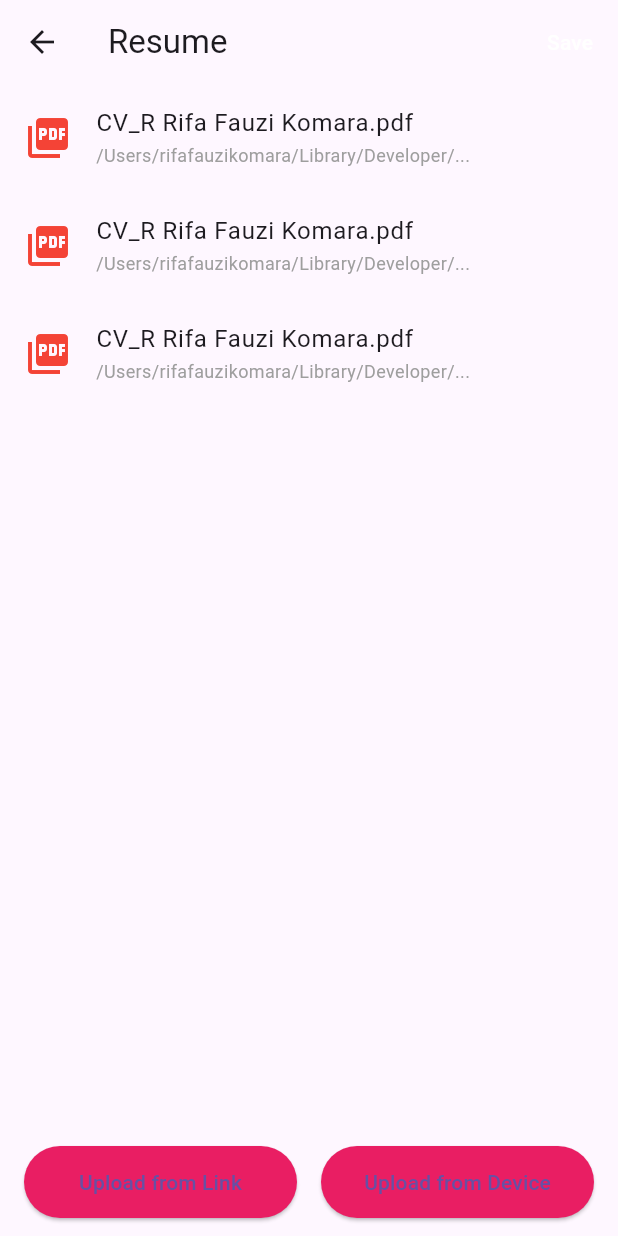
After one commit to kfiros94/android_course, a Flutter app: the DownloadsScreen screen opened by its route, after a tap on "Resume", on a phone screen of 412 x 824 dp. The commit adds this screen. Run offline on Flutter 3.47's test engine with Material 3 defaults, Android fonts, the phone set to English and light mode, and no system bars.

Commit message:
add dashbaord screen, profile screen and resume screen

```diff
--- a/lib/screens/downloads_screen.dart
+++ b/lib/screens/downloads_screen.dart
@@ -1,5 +1,10 @@
+// lib/downloads_screen.dart
+
 import 'dart:async';
 import 'package:flutter/material.dart';
+
+// 1) NEW: import our ResumeScreen
+import 'resume_screen.dart';
 
 /// מודל מצב הורדה
 enum DownloadStatus { idle, downloading, done }
@@ -7,7 +12,7 @@ enum DownloadStatus { idle, downloading, done }
 class DownloadItem {
   DownloadItem(this.title);
   final String title;
-  double progress = 0; // 0‑1
+  double progress = 0; // 0-1
   DownloadStatus status = DownloadStatus.idle;
 }
 
@@ -28,7 +33,8 @@ class _DownloadsScreenState extends State<DownloadsScreen> {
 
   /// מפעיל הורדה מדומה עם עדכון התקדמות
   void _startDownload(DownloadItem item) {
-    if (item.status == DownloadStatus.downloading || item.status == DownloadStatus.done) return;
+    if (item.status == DownloadStatus.downloading ||
+        item.status == DownloadStatus.done) return;
 
     setState(() {
       item.status = DownloadStatus.downloading;
@@ -54,6 +60,8 @@ class _DownloadsScreenState extends State<DownloadsScreen> {
   Widget build(BuildContext context) {
     return Scaffold(
       appBar: AppBar(title: const Text('Downloads')),
+
+      // 2) body stays exactly the same
       body: ListView.separated(
         padding: const EdgeInsets.symmetric(vertical: 12, horizontal: 16),
         itemCount: _items.length,
@@ -62,7 +70,8 @@ class _DownloadsScreenState extends State<DownloadsScreen> {
           final item = _items[index];
           return Card(
             elevation: 3,
-            shape: RoundedRectangleBorder(borderRadius: BorderRadius.circular(12)),
+            shape:
+                RoundedRectangleBorder(borderRadius: BorderRadius.circular(12)),
             child: Padding(
               padding: const EdgeInsets.all(12.0),
               child: Row(
@@ -83,25 +92,31 @@ class _DownloadsScreenState extends State<DownloadsScreen> {
                     child: Column(
                       crossAxisAlignment: CrossAxisAlignment.start,
                       children: [
-                        Text(item.title, style: const TextStyle(fontSize: 16, fontWeight: FontWeight.w600)),
+                        Text(item.title,
+                            style: const TextStyle(
+                                fontSize: 16, fontWeight: FontWeight.w600)),
                         const SizedBox(height: 6),
                         if (item.status == DownloadStatus.downloading)
                           LinearProgressIndicator(value: item.progress)
                         else if (item.status == DownloadStatus.done)
-                          const Text('Downloaded', style: TextStyle(color: Colors.green))
+                          const Text('Downloaded',
+                              style: TextStyle(color: Colors.green)),
                       ],
                     ),
                   ),
                   const SizedBox(width: 16),
                   // --- Action button
                   ElevatedButton(
-                    onPressed: item.status == DownloadStatus.idle ? () => _startDownload(item) : null,
+                    onPressed: item.status == DownloadStatus.idle
+                        ? () => _startDownload(item)
+                        : null,
                     style: ElevatedButton.styleFrom(
                       backgroundColor: (item.status == DownloadStatus.done)
                           ? Colors.green
                           : const Color(0xFF3F7DFB),
                       minimumSize: const Size(100, 40),
-                      shape: RoundedRectangleBorder(borderRadius: BorderRadius.circular(30)),
+                      shape: RoundedRectangleBorder(
+                          borderRadius: BorderRadius.circular(30)),
                     ),
                     child: Text(
                       item.status == DownloadStatus.done
@@ -117,6 +132,22 @@ class _DownloadsScreenState extends State<DownloadsScreen> {
           );
         },
       ),
+
+      // 3) ADD a FloatingActionButton that navigates to ResumeScreen:
+      floatingActionButton: FloatingActionButton.extended(
+        icon: const Icon(Icons.picture_as_pdf),
+        label: const Text('Resume'),
+        backgroundColor: Colors.pink,
+        onPressed: () {
+          Navigator.push(
+            context,
+            MaterialPageRoute(builder: (context) => const ResumeScreen()),
+          );
+        },
+      ),
+
+      // 4) (Optional) Change FAB location if you want it centered, etc.
+      floatingActionButtonLocation: FloatingActionButtonLocation.centerFloat,
     );
   }
 }
--- /dev/null
+++ b/lib/screens/resume_screen.dart
@@ -0,0 +1,105 @@
+// lib/resume_screen.dart
+import 'package:flutter/material.dart';
+
+class ResumeScreen extends StatelessWidget {
+  const ResumeScreen({super.key});
+
+  @override
+  Widget build(BuildContext context) {
+    return Scaffold(
+      // AppBar: Back arrow + “Save” (dummy)
+      appBar: AppBar(
+        title: const Text('Resume'),
+        leading: IconButton(
+          icon: const Icon(Icons.arrow_back),
+          onPressed: () => Navigator.pop(context),
+        ),
+        actions: [
+          TextButton(
+            onPressed: () {
+              // Dummy Save – replace with real logic if needed
+              // ScaffoldMessenger.of(context).showSnackBar(
+              //   const SnackBar(content: Text('Saved (dummy)')),
+              // );
+            },
+            child: const Text(
+              'Save',
+              style: TextStyle(color: Colors.white),
+            ),
+          ),
+        ],
+      ),
+
+      // Body: List of three “PDF” items + two pink buttons at the bottom
+      body: Column(
+        children: [
+          Expanded(
+            child: ListView.builder(
+              itemCount: 3, // three dummy rows
+              itemBuilder: (context, index) {
+                return ListTile(
+                  leading: const Icon(
+                    Icons.picture_as_pdf,
+                    color: Colors.red,
+                    size: 32,
+                  ),
+                  title: const Text(
+                    'CV_R Rifa Fauzi Komara.pdf',
+                    style: TextStyle(fontSize: 16),
+                  ),
+                  subtitle: const Text(
+                    '/Users/rifafauzikomara/Library/Developer/...',
+                    style: TextStyle(fontSize: 12, color: Colors.grey),
+                  ),
+                  onTap: () {
+                    // Dummy tap
+                    // ScaffoldMessenger.of(context).showSnackBar(
+                    //   SnackBar(content: Text('Tapped item #$index')),
+                    // );
+                  },
+                );
+              },
+            ),
+          ),
+          const SizedBox(height: 8),
+
+          // Bottom two pink buttons
+          Padding(
+            padding: const EdgeInsets.symmetric(horizontal: 16.0, vertical: 12.0),
+            child: Row(
+              children: [
+                Expanded(
+                  child: ElevatedButton(
+                    onPressed: () {
+                      // Dummy “Upload from Link”
+                    },
+                    style: ElevatedButton.styleFrom(
+                      backgroundColor: Colors.pink,
+                      shape: const StadiumBorder(),
+                      padding: const EdgeInsets.symmetric(vertical: 14),
+                    ),
+                    child: const Text('Upload from Link'),
+                  ),
+                ),
+                const SizedBox(width: 16),
+                Expanded(
+                  child: ElevatedButton(
+                    onPressed: () {
+                      // Dummy “Upload from Device”
+                    },
+                    style: ElevatedButton.styleFrom(
+                      backgroundColor: Colors.pink,
+                      shape: const StadiumBorder(),
+                      padding: const EdgeInsets.symmetric(vertical: 14),
+                    ),
+                    child: const Text('Upload from Device'),
+                  ),
+                ),
+              ],
+            ),
+          ),
+        ],
+      ),
+    );
+  }
+}
```
Also changed, not shown: lib/main.dart (+19 -7 lines), lib/screens/dashboard_screen.dart (added, +116 -0 lines), lib/screens/home_screen.dart (+20 -2 lines), lib/screens/otp_verification_screen.dart (+6 -2 lines), lib/screens/profile.dart (added, +93 -0 lines), lib/screens/services_screen.dart (+17 -4 lines), lib/screens/settings_screen.dart (added, +95 -0 lines), assets/images/pinguin.jpg (added), assets/images/settings.svg (added).
